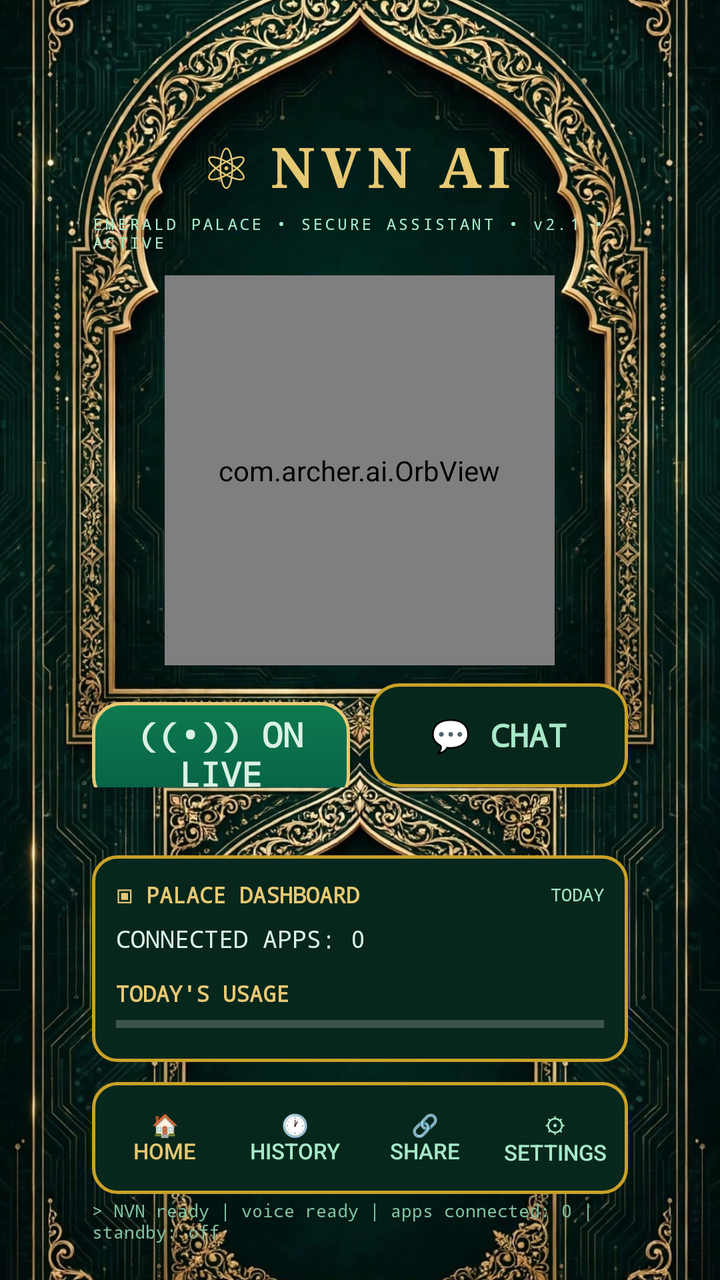
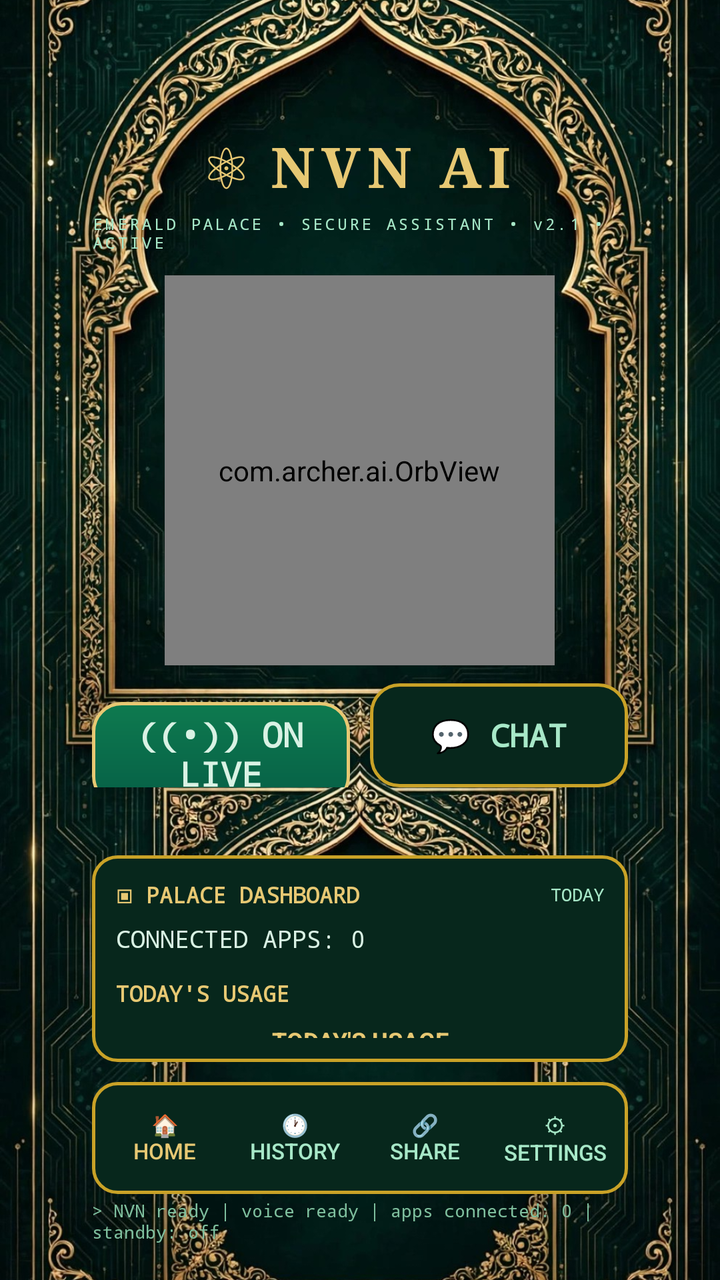

An Android layout rendered at two revisions. The XML below is the earlier revision; the diff shows what the commit changed to produce the second picture.
<!-- AndroidManifest.xml: application theme AppTheme -->
<!-- res/layout/activity_main.xml -->
<?xml version="1.0" encoding="utf-8"?>
<FrameLayout xmlns:android="http://schemas.android.com/apk/res/android"
    android:layout_width="match_parent"
    android:layout_height="match_parent">

    <ImageView
        android:layout_width="match_parent"
        android:layout_height="match_parent"
        android:scaleType="centerCrop"
        android:src="@drawable/bg_palace2" />

    <LinearLayout
        android:layout_width="match_parent"
        android:layout_height="match_parent"
        android:orientation="vertical"
        android:paddingStart="46dp"
        android:paddingEnd="46dp"
        android:paddingTop="64dp"
        android:paddingBottom="18dp">

        <LinearLayout
            android:layout_width="match_parent"
            android:layout_height="wrap_content"
            android:gravity="center_horizontal"
            android:orientation="vertical">

            <LinearLayout
                android:layout_width="wrap_content"
                android:layout_height="wrap_content"
                android:gravity="center_vertical"
                android:orientation="horizontal">

                <TextView
                    android:layout_width="wrap_content"
                    android:layout_height="wrap_content"
                    android:text="⚛"
                    android:textColor="#E7C873"
                    android:textSize="28sp" />

                <TextView
                    android:layout_width="wrap_content"
                    android:layout_height="wrap_content"
                    android:layout_marginStart="10dp"
                    android:fontFamily="serif"
                    android:letterSpacing="0.12"
                    android:text="NVN AI"
                    android:textColor="#E7C873"
                    android:textSize="28sp"
                    android:textStyle="bold" />
            </LinearLayout>

            <TextView
                android:layout_width="wrap_content"
                android:layout_height="wrap_content"
                android:layout_marginTop="4dp"
                android:fontFamily="monospace"
                android:letterSpacing="0.18"
                android:text="EMERALD PALACE • SECURE ASSISTANT • v2.1 • ACTIVE"
                android:textColor="#A7E8C8"
                android:textSize="8sp" />
        </LinearLayout>

        <FrameLayout
            android:layout_width="match_parent"
            android:layout_height="205dp"
            android:layout_marginTop="6dp">

            <com.archer.ai.OrbView
                android:id="@+id/mainOrb"
                android:layout_width="195dp"
                android:layout_height="195dp"
                android:layout_gravity="center" />
        </FrameLayout>

        <LinearLayout
            android:layout_width="match_parent"
            android:layout_height="wrap_content"
            android:layout_marginTop="4dp"
            android:orientation="horizontal">

            <Button
                android:id="@+id/liveBtn"
                android:layout_width="0dp"
                android:layout_height="52dp"
                android:layout_marginEnd="5dp"
                android:layout_weight="1"
                android:background="@drawable/btn_emerald"
                android:fontFamily="monospace"
                android:text="((•)) ON LIVE"
                android:textColor="#D9F2E4"
                android:textSize="17sp"
                android:textStyle="bold" />

            <Button
                android:id="@+id/chatBtn"
                android:layout_width="0dp"
                android:layout_height="52dp"
                android:layout_marginStart="5dp"
                android:layout_weight="1"
                android:background="@drawable/btn_emerald2"
                android:fontFamily="monospace"
                android:text="💬 CHAT"
                android:textColor="#A7E8C8"
                android:textSize="16sp"
                android:textStyle="bold" />
        </LinearLayout>

        <LinearLayout
            android:layout_width="match_parent"
            android:layout_height="0dp"
            android:layout_marginTop="34dp"
            android:layout_weight="1"
            android:background="@drawable/panel_emerald"
            android:orientation="vertical"
            android:padding="12dp">

            <LinearLayout
                android:layout_width="match_parent"
                android:layout_height="wrap_content"
                android:gravity="center_vertical"
                android:orientation="horizontal">

                <TextView
                    android:layout_width="0dp"
                    android:layout_height="wrap_content"
                    android:layout_weight="1"
                    android:fontFamily="monospace"
                    android:text="▣ PALACE DASHBOARD"
                    android:textColor="#E7C873"
                    android:textSize="11sp"
                    android:textStyle="bold" />

                <TextView
                    android:layout_width="wrap_content"
                    android:layout_height="wrap_content"
                    android:fontFamily="monospace"
                    android:text="TODAY"
                    android:textColor="#A7E8C8"
                    android:textSize="9sp" />
            </LinearLayout>

            <TextView
                android:id="@+id/dashText"
                android:layout_width="wrap_content"
                android:layout_height="wrap_content"
                android:layout_marginTop="6dp"
                android:fontFamily="monospace"
                android:text="CONNECTED APPS: 0"
                android:textColor="#D9F2E4"
                android:textSize="12sp" />

            <ScrollView
                android:layout_width="match_parent"
                android:layout_height="0dp"
                android:layout_marginTop="4dp"
                android:layout_weight="1">

                <LinearLayout
                    android:id="@+id/dashApps"
                    android:layout_width="match_parent"
                    android:layout_height="wrap_content"
                    android:orientation="vertical" />
            </ScrollView>

            <TextView
                android:id="@+id/dashUsage"
                android:layout_width="wrap_content"
                android:layout_height="wrap_content"
                android:layout_marginTop="8dp"
                android:fontFamily="monospace"
                android:text="TODAY'S USAGE"
                android:textColor="#E7C873"
                android:textSize="11sp"
                android:textStyle="bold" />

            <ProgressBar
                android:id="@+id/barQuestions"
                style="?android:attr/progressBarStyleHorizontal"
                android:layout_width="match_parent"
                android:layout_height="8dp"
                android:layout_marginTop="4dp"
                android:max="100"
                android:progress="0"
                android:progressTint="#C9A227" />

            <ProgressBar
                android:id="@+id/barLive"
                style="?android:attr/progressBarStyleHorizontal"
                android:layout_width="match_parent"
                android:layout_height="8dp"
                android:layout_marginTop="4dp"
                android:max="100"
                android:progress="0"
                android:progressTint="#C9A227" />

            <TextView
                android:id="@+id/onlinePill"
                android:layout_width="wrap_content"
                android:layout_height="wrap_content"
                android:layout_marginTop="6dp"
                android:fontFamily="monospace"
                android:text="● Online for 0 min"
                android:textColor="#4ADE80"
                android:textSize="12sp" />

            <LinearLayout
                android:layout_width="match_parent"
                android:layout_height="wrap_content"
                android:layout_marginTop="10dp"
                android:gravity="center_horizontal"
                android:orientation="horizontal">

                <LinearLayout
                    android:layout_width="0dp"
                    android:layout_height="wrap_content"
                    android:layout_weight="1"
                    android:gravity="center_horizontal"
                    android:orientation="vertical">

                    <Button
                        android:id="@+id/quickTorch"
                        android:layout_width="52dp"
                        android:layout_height="52dp"
                        android:background="@drawable/btn_circle"
                        android:text="🔦"
                        android:textSize="18sp" />

                    <TextView
                        android:layout_width="wrap_content"
                        android:layout_height="wrap_content"
                        android:layout_marginTop="3dp"
                        android:fontFamily="monospace"
                        android:text="FLASHLIGHT"
                        android:textColor="#A7E8C8"
                        android:textSize="8sp" />
                </LinearLayout>

                <LinearLayout
                    android:layout_width="0dp"
                    android:layout_height="wrap_content"
                    android:layout_weight="1"
                    android:gravity="center_horizontal"
                    android:orientation="vertical">

                    <Button
                        android:id="@+id/quickPrayer"
                        android:layout_width="52dp"
                        android:layout_height="52dp"
                        android:background="@drawable/btn_circle"
                        android:text="🕌"
                        android:textSize="18sp" />

                    <TextView
                        android:layout_width="wrap_content"
                        android:layout_height="wrap_content"
                        android:layout_marginTop="3dp"
                        android:fontFamily="monospace"
                        android:text="PRAYER"
                        android:textColor="#A7E8C8"
                        android:textSize="8sp" />
                </LinearLayout>

                <LinearLayout
                    android:layout_width="0dp"
                    android:layout_height="wrap_content"
                    android:layout_weight="1"
                    android:gravity="center_horizontal"
                    android:orientation="vertical">

                    <Button
                        android:id="@+id/quickAlarm"
                        android:layout_width="52dp"
                        android:layout_height="52dp"
                        android:background="@drawable/btn_circle"
                        android:text="⏰"
                        android:textSize="18sp" />

                    <TextView
                        android:layout_width="wrap_content"
                        android:layout_height="wrap_content"
                        android:layout_marginTop="3dp"
                        android:fontFamily="monospace"
                        android:text="ALARM"
                        android:textColor="#A7E8C8"
                        android:textSize="8sp" />
                </LinearLayout>

                <LinearLayout
                    android:layout_width="0dp"
                    android:layout_height="wrap_content"
                    android:layout_weight="1"
                    android:gravity="center_horizontal"
                    android:orientation="vertical">

                    <Button
                        android:id="@+id/quickCamera"
                        android:layout_width="52dp"
                        android:layout_height="52dp"
                        android:background="@drawable/btn_circle"
                        android:text="📸"
                        android:textSize="18sp" />

                    <TextView
                        android:layout_width="wrap_content"
                        android:layout_height="wrap_content"
                        android:layout_marginTop="3dp"
                        android:fontFamily="monospace"
                        android:text="CAMERA"
                        android:textColor="#A7E8C8"
                        android:textSize="8sp" />
                </LinearLayout>
            </LinearLayout>
        </LinearLayout>

        <LinearLayout
            android:layout_width="match_parent"
            android:layout_height="wrap_content"
            android:layout_marginTop="10dp"
            android:background="@drawable/panel_emerald"
            android:orientation="horizontal"
            android:padding="4dp">

            <Button
                android:id="@+id/navHome"
                android:layout_width="0dp"
                android:layout_height="wrap_content"
                android:layout_weight="1"
                android:background="@android:color/transparent"
                android:text="🏠&#10;Home"
                android:textColor="#E7C873"
                android:textSize="11sp" />

            <Button
                android:id="@+id/navHistory"
                android:layout_width="0dp"
                android:layout_height="wrap_content"
                android:layout_weight="1"
                android:background="@android:color/transparent"
                android:text="🕐&#10;History"
                android:textColor="#A7E8C8"
                android:textSize="11sp" />

            <Button
                android:id="@+id/navShare"
                android:layout_width="0dp"
                android:layout_height="wrap_content"
                android:layout_weight="1"
                android:background="@android:color/transparent"
                android:text="🔗&#10;Share"
                android:textColor="#A7E8C8"
                android:textSize="11sp" />

            <Button
                android:id="@+id/navSettings"
                android:layout_width="0dp"
                android:layout_height="wrap_content"
                android:layout_weight="1"
                android:background="@android:color/transparent"
                android:text="⚙&#10;Settings"
                android:textColor="#A7E8C8"
                android:textSize="11sp" />
        </LinearLayout>

        <TextView
            android:id="@+id/statusLine"
            android:layout_width="match_parent"
            android:layout_height="wrap_content"
            android:layout_marginTop="2dp"
            android:fontFamily="monospace"
            android:text="&gt; NVN ready | voice ready | apps connected: 0 | standby: off"
            android:textColor="#7FBF9E"
            android:textSize="9sp" />
    </LinearLayout>
</FrameLayout>
<!-- resources referenced by this layout -->
<resources>
  <!-- drawable bg_palace2: jpg bitmap (drawable, 439306 bytes) -->
  <!-- drawable btn_circle (drawable) -->
  <?xml version="1.0" encoding="utf-8"?>
  <shape xmlns:android="http://schemas.android.com/apk/res/android" android:shape="oval">
      <solid android:color="#07271C" />
      <stroke android:width="2dp" android:color="#C9A227" />
  </shape>
  <!-- drawable btn_emerald (drawable) -->
  <?xml version="1.0" encoding="utf-8"?>
  <shape xmlns:android="http://schemas.android.com/apk/res/android" android:shape="rectangle">
      <gradient android:startColor="#0E7A4F" android:endColor="#065F46" android:angle="270" />
      <stroke android:width="1.5dp" android:color="#E7C873" />
      <corners android:radius="14dp" />
  </shape>
  <!-- drawable btn_emerald2 (drawable) -->
  <?xml version="1.0" encoding="utf-8"?>
  <shape xmlns:android="http://schemas.android.com/apk/res/android" android:shape="rectangle">
      <solid android:color="#07271C" />
      <stroke android:width="1.5dp" android:color="#C9A227" />
      <corners android:radius="14dp" />
  </shape>
  <!-- drawable panel_emerald (drawable) -->
  <?xml version="1.0" encoding="utf-8"?>
  <shape xmlns:android="http://schemas.android.com/apk/res/android" android:shape="rectangle">
      <solid android:color="#07271C" />
      <stroke android:width="1.5dp" android:color="#C9A227" />
      <corners android:radius="12dp" />
  </shape>
  <style name="AppTheme" parent="android:Theme.Material.NoActionBar">
          <item name="android:windowBackground">#05030D</item>
          <item name="android:colorAccent">#A855F7</item>
          <item name="android:statusBarColor">#05030D</item>
          <item name="android:navigationBarColor">#05030D</item>
          <item name="android:windowLightStatusBar">false</item>
      </style>
</resources>

<!-- the commit's change to res/layout/activity_main.xml (unified diff, before → after) -->
@@ -172,6 +172,24 @@
                 android:textColor="#E7C873"
                 android:textSize="11sp"
                 android:textStyle="bold" />
+
+            <TextView
+                android:layout_width="match_parent"
+                android:layout_height="wrap_content"
+                android:layout_marginTop="8dp"
+                android:gravity="center"
+                android:text="TODAY'S USAGE"
+                android:textColor="#E7C873"
+                android:textSize="12sp"
+                android:textStyle="bold" />
+
+            <LinearLayout
+                android:id="@+id/usageChart"
+                android:layout_width="match_parent"
+                android:layout_height="76dp"
+                android:layout_marginTop="4dp"
+                android:gravity="bottom"
+                android:orientation="horizontal" />
 
             <ProgressBar
                 android:id="@+id/barQuestions"
